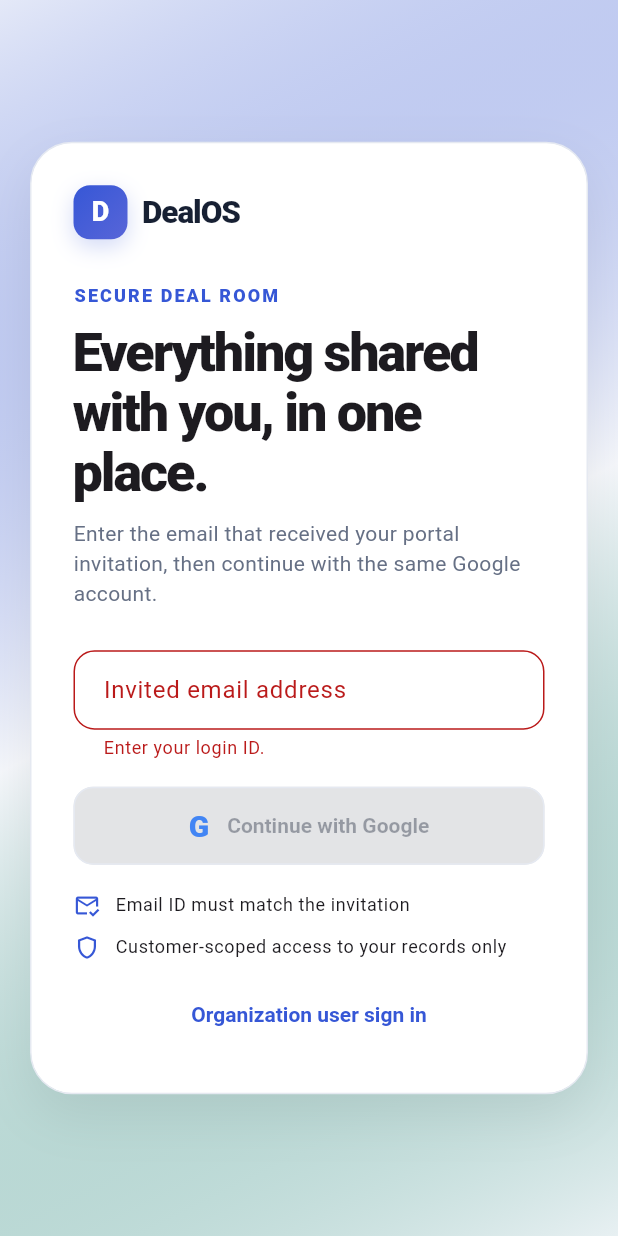
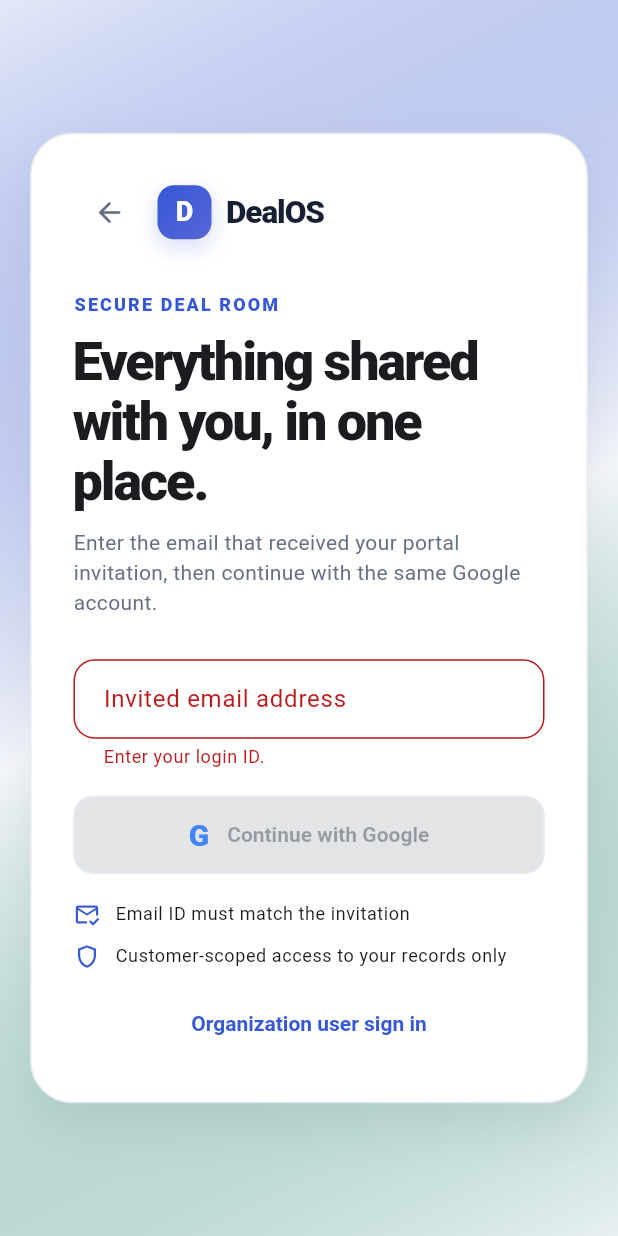
Before and after one commit to amartya1523/DealOS, a Flutter app: the screen it shows after launch, after a tap on "Sign in", after a tap on "Customer portal", on a phone screen of 412 x 824 dp. Run offline on Flutter 3.47's test engine with Material 3 defaults, Android fonts, the phone set to English and light mode, and no system bars; our stand-ins replace dio, flutter_riverpod, flutter_secure_storage, go_router, google_sign_in; network calls fail.

Commit message:
feat(mobile): add customer login back navigation

```diff
--- a/mobile/lib/features/auth/presentation/login_screen.dart
+++ b/mobile/lib/features/auth/presentation/login_screen.dart
@@ -73,9 +73,20 @@
                   child: Column(
                     crossAxisAlignment: CrossAxisAlignment.stretch,
                     children: [
-                      const Align(
-                        alignment: Alignment.centerLeft,
-                        child: DealOsMark(),
+                      Row(
+                        children: [
+                          if (_customer) ...[
+                            IconButton(
+                              onPressed: session.busy
+                                  ? null
+                                  : () => _switchMode(_LoginMode.organization),
+                              icon: const Icon(Icons.arrow_back_rounded),
+                              tooltip: 'Back to login options',
+                            ),
+                            const SizedBox(width: 8),
+                          ],
+                          const DealOsMark(),
+                        ],
                       ),
                       const SizedBox(height: 30),
                       if (_customer) ...[
```
Also changed, not shown: 1 other file.
